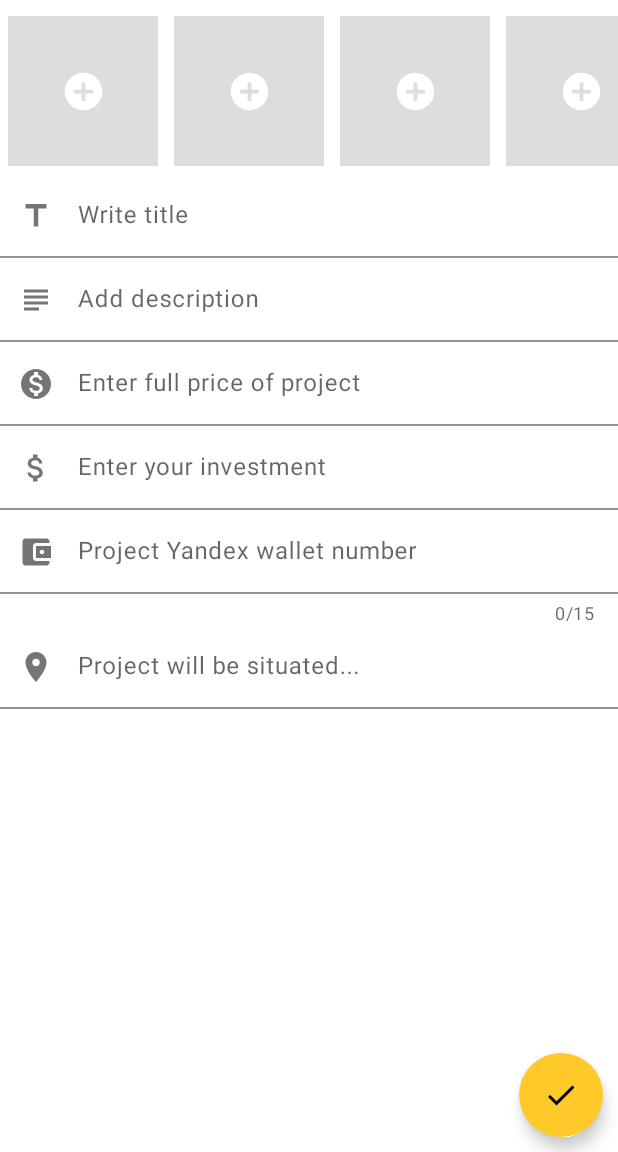
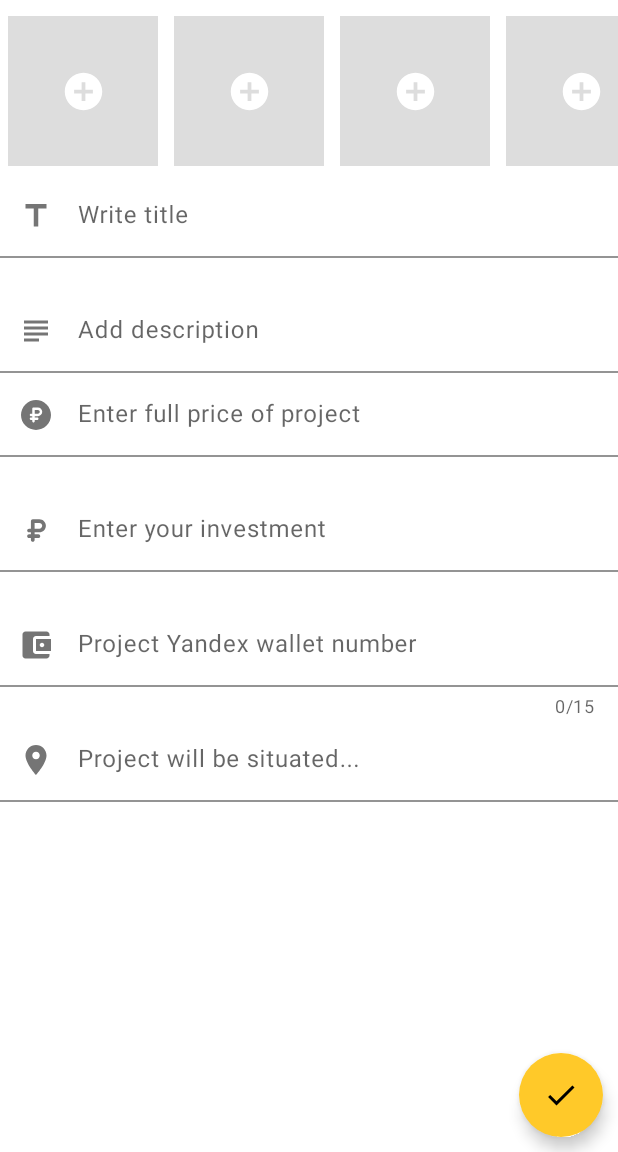
Before and after one commit to DenShlk/what, an Android app: the fragment CreateProjectFragment placed in its activity, on a phone screen of 412 x 824 dp, the part 84-1236 px from its top. Run offline under Robolectric (Android 15) with nearby library versions, the phone set to English and light mode, and no system bars; our stand-ins replace Firebase (no records; nobody signed in at launch, a user with empty details on screens opened directly); libraries missing offline, so code that uses them is left out: com.yandex.money, ru.yandex.money; 3 statements that could not run were skipped.

Commit message:
version 0.42
create fragment bugs fixed

```diff
--- a/app/src/main/java/com/hypersphere/what/fragments/CreateProjectFragment.java
+++ b/app/src/main/java/com/hypersphere/what/fragments/CreateProjectFragment.java
@@ -21,6 +21,8 @@ import android.os.Bundle;
 import android.view.LayoutInflater;
 import android.view.View;
 import android.view.ViewGroup;
+import android.widget.TextView;
+import android.widget.Toast;
 
 import androidx.annotation.NonNull;
 import androidx.annotation.Nullable;
@@ -29,7 +31,7 @@ import androidx.recyclerview.widget.LinearLayoutManager;
 import androidx.recyclerview.widget.RecyclerView;
 
 import com.google.android.material.floatingactionbutton.FloatingActionButton;
-import com.google.android.material.textfield.TextInputEditText;
+import com.google.android.material.textfield.TextInputLayout;
 import com.hypersphere.what.OnResultCallbackActivity;
 import com.hypersphere.what.R;
 import com.hypersphere.what.activities.LocationSelectActivity;
@@ -56,12 +58,12 @@ public class CreateProjectFragment extends Fragment {
 	private View mView;
 	private EditableGalleryRecyclerAdapter galleryAdapter;
 	private FloatingActionButton acceptButton;
-	private TextInputEditText locationInput;
-	private TextInputEditText titleInput;
-	private TextInputEditText descriptionInput;
-	private TextInputEditText moneyGoalInput;
-	private TextInputEditText moneyInvestInput;
-	private TextInputEditText moneyWalletInput;
+	private TextInputLayout locationInput;
+	private TextInputLayout titleInput;
+	private TextInputLayout descriptionInput;
+	private TextInputLayout moneyGoalInput;
+	private TextInputLayout moneyInvestInput;
+	private TextInputLayout moneyWalletInput;
 	private double longitude, latitude;
 
 	public CreateProjectFragment() {
@@ -86,12 +88,12 @@ public class CreateProjectFragment extends Fragment {
 		imageRecycler.setAdapter(galleryAdapter);
 
 		acceptButton = mView.findViewById(R.id.accept_button);
-		titleInput = mView.findViewById(R.id.title_edit_text);
-		descriptionInput = mView.findViewById(R.id.description_edit_text);
-		moneyGoalInput = mView.findViewById(R.id.money_goal_edit_text);
-		moneyInvestInput = mView.findViewById(R.id.money_investment_edit_text);
-		moneyWalletInput = mView.findViewById(R.id.money_wallet_edit_text);
-		locationInput = mView.findViewById(R.id.location_edit_text);
+		titleInput = mView.findViewById(R.id.title_edit_layout);
+		descriptionInput = mView.findViewById(R.id.description_edit_layout);
+		moneyGoalInput = mView.findViewById(R.id.money_goal_edit_layout);
+		moneyInvestInput = mView.findViewById(R.id.money_investment_edit_layout);
+		moneyWalletInput = mView.findViewById(R.id.money_wallet_edit_layout);
+		locationInput = mView.findViewById(R.id.location_edit_layout);
 		locationInput.setOnClickListener(v -> {
 			if (locationRequested)
 				return;
@@ -100,8 +102,8 @@ public class CreateProjectFragment extends Fragment {
 			locationInput.clearFocus();
 
 			Intent intent = new Intent(getActivity(), LocationSelectActivity.class);
-			if (locationInput.getText().length() > 0) {
-				intent.putExtra("lastAddress", locationInput.getText().toString());
+			if (locationInput.getEditText().getText().length() > 0) {
+				intent.putExtra("lastAddress", locationInput.getEditText().getText().toString());
 				intent.putExtra("lat", latitude);
 				intent.putExtra("lon", longitude);
 			}
@@ -118,52 +120,41 @@ public class CreateProjectFragment extends Fragment {
 						acceptButton.show();
 				});
 
-		mView.findViewById(R.id.accept_button).setOnClickListener(v -> {
+		View acceptButton = mView.findViewById(R.id.accept_button);
+		acceptButton.setOnClickListener(v -> {
+			if (isInputCorrect()) {
 				ProjectEntry project = new ProjectEntry(
 						"",
-					titleInput.getText().toString(),
-					descriptionInput.getText().toString(),
-					Double.parseDouble(moneyGoalInput.getText().toString()),
-					Double.parseDouble(moneyInvestInput.getText().toString()),
+						titleInput.getEditText().getText().toString(),
+						descriptionInput.getEditText().getText().toString(),
+						Double.parseDouble(moneyGoalInput.getEditText().getText().toString()),
+						Double.parseDouble(moneyInvestInput.getEditText().getText().toString()),
 						latitude,
 						longitude,
 						null,
 						CloudHelper.getCurUser().id,
-					moneyWalletInput.getText().toString()
+						moneyWalletInput.getEditText().getText().toString()
 				);
 
-			/*
-			final Dialog loadingDialog = new Dialog(getActivity(), android.R.style.Theme_Translucent);
-			loadingDialog.requestWindowFeature(Window.FEATURE_NO_TITLE);
-			loadingDialog.setCancelable(false);
-			loadingDialog.setContentView(R.layout.loading_dialog_layout);
-			ImageView imageView = loadingDialog.findViewById(R.id.loading_image_view);
-			Glide.with(getContext())
-					.load(R.drawable.loading_drawable)
-					.placeholder(R.drawable.loading_drawable)
-					.fitCenter()
-					.into(imageView);
-
-			loadingDialog.show();
-			*/
 				CloudHelper.newProject(project, galleryAdapter.getImages());
 
 				MainActivity activity = (MainActivity) getActivity();
 				activity.smoothNavigateTo(MainActivity.MainFragmentsEnum.Map);
 
 				clearFields();
+			}
 		});
 
 		//force to save state
 		setRetainInstance(true);
 		//restoring
 		if (savedInstanceState != null) {
-			titleInput.setText(savedInstanceState.getString("title"));
-			descriptionInput.setText(savedInstanceState.getString("description"));
-			moneyGoalInput.setText(savedInstanceState.getString("moneyGoal"));
-			moneyInvestInput.setText(savedInstanceState.getString("moneyInvest"));
-			moneyWalletInput.setText(savedInstanceState.getString("moneyWallet"));
-			locationInput.setText(savedInstanceState.getString("locationAddress"));
+			titleInput.getEditText().setText(savedInstanceState.getString("title"));
+			descriptionInput.getEditText().setText(savedInstanceState.getString("description"));
+			moneyGoalInput.getEditText().setText(savedInstanceState.getString("moneyGoal"));
+			moneyInvestInput.getEditText().setText(savedInstanceState.getString("moneyInvest"));
+			moneyWalletInput.getEditText().setText(savedInstanceState.getString("moneyWallet"));
+			locationInput.getEditText().setText(savedInstanceState.getString("locationAddress"));
 			latitude = savedInstanceState.getDouble("locationLatitude");
 			longitude = savedInstanceState.getDouble("locationLongitude");
 
@@ -175,19 +166,104 @@ public class CreateProjectFragment extends Fragment {
 			}
 		}
 
+		setInputErrorMessages();
+
 		return mView;
+	}
+
+	/**
+	 * Adds {@link android.widget.TextView.OnEditorActionListener} to input fields with
+	 * input-correctness check.
+	 */
+	private void setInputErrorMessages() {
+		//title check (>3 chars)
+		titleInput.getEditText().setOnEditorActionListener((v, actionId, event) -> {
+			if (titleInput.getEditText().getText().toString().isEmpty())
+				titleInput.setError(getString(R.string.create_error_at_least_3));
+			else
+				titleInput.setError(null);
+			return false;
+		});
+
+		//description can be empty (no checks)
+
+		//goal > invest
+		TextView.OnEditorActionListener moneyInputsChecker = (v, actionId, event) -> {
+			moneyInvestInput.setError(null);
+			moneyGoalInput.setError(null);
+
+			double investAmount = -1, goalAmount = -1;
+			try {
+				investAmount = Double.parseDouble(moneyInvestInput.getEditText().getText().toString());
+			} catch (NumberFormatException e) {
+				moneyInvestInput.setError(getString(R.string.create_error_fill_amount));
+			}
+			try {
+				goalAmount = Double.parseDouble(moneyGoalInput.getEditText().getText().toString());
+			} catch (NumberFormatException e) {
+				moneyGoalInput.setError(getString(R.string.create_error_fill_amount));
+			}
+
+			if (investAmount == -1 || goalAmount == -1)
+				return false;
+
+			if (goalAmount <= investAmount) {
+				moneyInvestInput.setError(getString(R.string.create_error_goal_bigger_invest));
+				moneyGoalInput.setError(getString(R.string.create_error_invest_smaller_goal));
+			}
+
+			return false;
+		};
+		moneyInvestInput.getEditText().setOnEditorActionListener(moneyInputsChecker);
+		moneyGoalInput.getEditText().setOnEditorActionListener(moneyInputsChecker);
+
+		//wallet id is 15 digits
+		moneyWalletInput.getEditText().setOnEditorActionListener((v, actionId, event) -> {
+			if (moneyWalletInput.getEditText().getText().length() != 15) {
+				moneyWalletInput.setError(getString(R.string.create_error_15_digits));
+			} else moneyWalletInput.setError(null);
+			return false;
+		});
+	}
+
+	/**
+	 * Checks is all fields of project is correct.
+	 * Firstly checks errors in text fields, then checks that location is entered and finally that
+	 * at gallery contains at least 1 image.
+	 *
+	 * @return
+	 */
+	private boolean isInputCorrect() {
+		boolean correct = true;
+
+		TextInputLayout[] textInputs = {titleInput, descriptionInput, moneyGoalInput, moneyInvestInput, moneyWalletInput};
+		for (TextInputLayout input : textInputs) {
+			if (input.getError() != null && !input.getError().toString().isEmpty()) correct = false;
+		}
+
+		//address don't entered
+		if (longitude == 0 || latitude == 0) {
+			locationInput.setError("Enter location");
+			correct = false;
+		}
+
+		if (galleryAdapter.getImages().size() == 0) {
+			Toast.makeText(getContext(), "You should add image", Toast.LENGTH_LONG).show();
+			correct = false;
+		}
+		return correct;
 	}
 
 	/**
 	 * Clears oll input data.
 	 */
 	private void clearFields() {
-		locationInput.setText("");
-		titleInput.setText("");
-		descriptionInput.setText("");
-		moneyGoalInput.setText("");
-		moneyInvestInput.setText("");
-		moneyWalletInput.setText("");
+		locationInput.getEditText().setText("");
+		titleInput.getEditText().setText("");
+		descriptionInput.getEditText().setText("");
+		moneyGoalInput.getEditText().setText("");
+		moneyInvestInput.getEditText().setText("");
+		moneyWalletInput.getEditText().setText("");
 		latitude = 0;
 		longitude = 0;
 	}
@@ -202,12 +278,12 @@ public class CreateProjectFragment extends Fragment {
 	public void onSaveInstanceState(@NonNull Bundle outState) {
 		super.onSaveInstanceState(outState);
 
-		outState.putString("title", titleInput.getText().toString());
-		outState.putString("description", descriptionInput.getText().toString());
-		outState.putString("moneyGoal", moneyGoalInput.getText().toString());
-		outState.putString("moneyInvest", moneyInvestInput.getText().toString());
-		outState.putString("moneyWallet", moneyWalletInput.getText().toString());
-		outState.putString("locationAddress", locationInput.getText().toString());
+		outState.putString("title", titleInput.getEditText().getText().toString());
+		outState.putString("description", descriptionInput.getEditText().getText().toString());
+		outState.putString("moneyGoal", moneyGoalInput.getEditText().getText().toString());
+		outState.putString("moneyInvest", moneyInvestInput.getEditText().getText().toString());
+		outState.putString("moneyWallet", moneyWalletInput.getEditText().getText().toString());
+		outState.putString("locationAddress", locationInput.getEditText().getText().toString());
 		outState.putDouble("locationLatitude", latitude);
 		outState.putDouble("locationLongitude", longitude);
 
@@ -220,7 +296,8 @@ public class CreateProjectFragment extends Fragment {
 	}
 
 	/**
-	 * Grabs result from {@link LocationSelectActivity}.
+	 * Grabs result from {@link LocationSelectActivity}. If location is gotten clears
+	 * locationInput's error.
 	 *
 	 * @param requestCode
 	 * @param resultCode
@@ -232,9 +309,10 @@ public class CreateProjectFragment extends Fragment {
 
 		if (requestCode == REQUEST_LOCATION) {
 			if (resultCode == Activity.RESULT_OK) {
-				locationInput.setText(data.getStringExtra("address"));
+				locationInput.getEditText().setText(data.getStringExtra("address"));
 				latitude = data.getDoubleExtra("lat", 0);
 				longitude = data.getDoubleExtra("lon", 0);
+				locationInput.setError(null);
 			}
 			locationRequested = false;
 		}
--- a/app/src/main/java/com/hypersphere/what/views/adapters/ProjectCardAdapter.java
+++ b/app/src/main/java/com/hypersphere/what/views/adapters/ProjectCardAdapter.java
@@ -124,6 +124,7 @@ public class ProjectCardAdapter extends RecyclerView.Adapter<ProjectCardAdapter.
 
 			progressText.setText(ProjectEntry.getProgressString(project.donationsCollected, project.donationsGoal));
 
+			if (project.images.size() > 0) {
 				CloudHelper.loadImage(project.images.get(0), new CloudHelper.OnDownloadListener<Bitmap>() {
 					@Override
 					public void onComplete(Bitmap data) {
@@ -131,8 +132,10 @@ public class ProjectCardAdapter extends RecyclerView.Adapter<ProjectCardAdapter.
 					}
 
 					@Override
-				public void onCancel() {}
+					public void onCancel() {
+					}
 				});
+			}
 		}
 	}
 
--- /dev/null
+++ b/app/src/main/res/drawable/ic_attach_money_ruble_black_30dp.xml
@@ -0,0 +1,24 @@
+<!--
+  ~ Copyright 2020 Denis Shulakov
+  ~
+  ~ Licensed under the Apache License, Version 2.0 (the "License"); you may not use this file except in
+  ~ compliance with the License. You may obtain a copy of the License at
+  ~
+  ~ http://www.apache.org/licenses/LICENSE-2.0
+  ~
+  ~ Unless required by applicable law or agreed to in writing, software distributed under the License
+  ~ is distributed on an "AS IS" BASIS, WITHOUT WARRANTIES OR CONDITIONS OF ANY KIND, either express
+  ~ or implied. See the License for the specific language governing permissions and limitations under
+  ~ the License.
+  -->
+
+<vector android:autoMirrored="true"
+    android:height="30dp"
+    android:viewportHeight="511.449"
+    android:viewportWidth="511.449"
+    android:width="30dp"
+    xmlns:android="http://schemas.android.com/apk/res/android">
+    <path
+        android:fillColor="#FF000000"
+        android:pathData="M288,277c41,0 74.4,-33.4 74.4,-74.4c0,-41 -33.4,-74.4 -74.4,-74.4h-74.7c-11.6,0 -21,9.4 -21,21V235h-21.7c-11.6,0 -21,9.4 -21,21c0,11.6 9.4,21 21,21h21.7v22h-21.7c-11.6,0 -21,9.4 -21,21s9.4,21 21,21h21.7v21.7c0,11.6 9.4,21 21,21c11.6,0 21,-9.4 21,-21v-21.7h43c11.6,0 21,-9.4 21,-21s-9.4,-21 -21,-21h-43v-22H288zM234.3,170.2H288c17.8,0 32.4,14.5 32.4,32.4c0,17.8 -14.5,32.4 -32.4,32.4h-53.7V170.2z" />
+</vector>
--- /dev/null
+++ b/app/src/main/res/drawable/ic_monetization_on_ruble_black_20dp.xml
@@ -0,0 +1,27 @@
+<!--
+  ~ Copyright 2020 Denis Shulakov
+  ~
+  ~ Licensed under the Apache License, Version 2.0 (the "License"); you may not use this file except in
+  ~ compliance with the License. You may obtain a copy of the License at
+  ~
+  ~ http://www.apache.org/licenses/LICENSE-2.0
+  ~
+  ~ Unless required by applicable law or agreed to in writing, software distributed under the License
+  ~ is distributed on an "AS IS" BASIS, WITHOUT WARRANTIES OR CONDITIONS OF ANY KIND, either express
+  ~ or implied. See the License for the specific language governing permissions and limitations under
+  ~ the License.
+  -->
+
+<vector android:autoMirrored="true"
+    android:height="20dp"
+    android:viewportHeight="511.449"
+    android:viewportWidth="511.449"
+    android:width="20dp"
+    xmlns:android="http://schemas.android.com/apk/res/android">
+    <path
+        android:fillColor="#FF000000"
+        android:pathData="m287.724,170.058h-53.667v64.667h53.667c17.828,0 32.333,-14.505 32.333,-32.333s-14.504,-32.334 -32.333,-32.334z" />
+    <path
+        android:fillColor="#FF000000"
+        android:pathData="m436.508,74.941c-99.913,-99.913 -261.639,-99.928 -361.566,0 -99.914,99.912 -99.93,261.64 0,361.567 99.913,99.913 261.639,99.928 361.566,0 99.913,-99.912 99.929,-261.64 0,-361.567zM287.724,276.724h-53.667v22h43c11.598,0 21,9.402 21,21s-9.402,21 -21,21h-43v21.667c0,11.598 -9.402,21 -21,21s-21,-9.402 -21,-21v-21.667h-21.666c-11.598,0 -21,-9.402 -21,-21s9.402,-21 21,-21h21.666v-22h-21.666c-11.598,0 -21,-9.402 -21,-21s9.402,-21 21,-21h21.666v-85.667c0,-11.598 9.402,-21 21,-21h74.667c40.987,0 74.333,33.346 74.333,74.333 0,40.989 -33.345,74.334 -74.333,74.334z" />
+</vector>
--- a/app/src/main/res/layout/fragment_create_project.xml
+++ b/app/src/main/res/layout/fragment_create_project.xml
@@ -41,12 +41,13 @@
 
                 <com.google.android.material.textfield.TextInputLayout
                     style="@style/Widget.What.TextInput.FilledBox"
+                    android:id="@+id/title_edit_layout"
                     android:layout_width="match_parent"
                     android:layout_height="wrap_content"
+                    app:errorEnabled="true"
                     app:startIconDrawable="@drawable/ic_title_black_24dp">
 
                     <com.google.android.material.textfield.TextInputEditText
-                        android:id="@+id/title_edit_text"
                         style="@style/TextAppearance.MaterialComponents.Body1"
                         android:layout_width="match_parent"
                         android:layout_height="wrap_content"
@@ -60,12 +61,12 @@
 
                 <com.google.android.material.textfield.TextInputLayout
                     style="@style/Widget.What.TextInput.FilledBox"
+                    android:id="@+id/description_edit_layout"
                     android:layout_width="match_parent"
                     android:layout_height="wrap_content"
                     app:startIconDrawable="@drawable/ic_subject_black_24dp">
 
                     <com.google.android.material.textfield.TextInputEditText
-                        android:id="@+id/description_edit_text"
                         style="@style/TextAppearance.MaterialComponents.Body1"
                         android:layout_width="match_parent"
                         android:layout_height="wrap_content"
@@ -78,12 +79,13 @@
 
                 <com.google.android.material.textfield.TextInputLayout
                     style="@style/Widget.What.TextInput.FilledBox"
+                    android:id="@+id/money_goal_edit_layout"
                     android:layout_width="match_parent"
                     android:layout_height="wrap_content"
-                    app:startIconDrawable="@drawable/ic_monetization_on_black_24dp">
+                    app:errorEnabled="true"
+                    app:startIconDrawable="@drawable/ic_monetization_on_ruble_black_20dp">
 
                     <com.google.android.material.textfield.TextInputEditText
-                        android:id="@+id/money_goal_edit_text"
                         style="@style/TextAppearance.MaterialComponents.Body1"
                         android:layout_width="match_parent"
                         android:layout_height="wrap_content"
@@ -91,18 +93,19 @@
                         android:hint="@string/create_enter_full_price_of_project"
                         android:inputType="numberDecimal"
                         android:maxLines="1"
-                        android:paddingHorizontal="5dp"/>
+                        android:paddingHorizontal="5dp" />
 
                 </com.google.android.material.textfield.TextInputLayout>
 
                 <com.google.android.material.textfield.TextInputLayout
                     style="@style/Widget.What.TextInput.FilledBox"
+                    android:id="@+id/money_investment_edit_layout"
                     android:layout_width="match_parent"
                     android:layout_height="wrap_content"
-                    app:startIconDrawable="@drawable/ic_attach_money_black_24dp">
+                    app:errorEnabled="true"
+                    app:startIconDrawable="@drawable/ic_attach_money_ruble_black_30dp">
 
                     <com.google.android.material.textfield.TextInputEditText
-                        android:id="@+id/money_investment_edit_text"
                         style="@style/TextAppearance.MaterialComponents.Body1"
                         android:layout_width="match_parent"
                         android:layout_height="wrap_content"
@@ -110,12 +113,13 @@
                         android:hint="@string/create_enter_your_investment"
                         android:inputType="numberDecimal"
                         android:maxLines="1"
-                        android:paddingHorizontal="5dp"/>
+                        android:paddingHorizontal="5dp" />
 
                 </com.google.android.material.textfield.TextInputLayout>
 
                 <com.google.android.material.textfield.TextInputLayout
                     style="@style/Widget.What.TextInput.FilledBox"
+                    android:id="@+id/money_wallet_edit_layout"
                     android:layout_width="match_parent"
                     android:layout_height="wrap_content"
                     app:startIconDrawable="@drawable/ic_account_balance_wallet_black_24dp"
@@ -123,7 +127,6 @@
                     app:counterEnabled="true">
 
                     <com.google.android.material.textfield.TextInputEditText
-                        android:id="@+id/money_wallet_edit_text"
                         style="@style/TextAppearance.MaterialComponents.Body1"
                         android:layout_width="match_parent"
                         android:layout_height="wrap_content"
@@ -137,14 +140,15 @@
 
                 <com.google.android.material.textfield.TextInputLayout
                     style="@style/Widget.What.TextInput.FilledBox"
+                    android:id="@+id/location_edit_layout"
                     android:layout_width="match_parent"
                     android:layout_height="wrap_content"
                     app:startIconDrawable="@drawable/ic_location_on_black_24dp"
                     android:focusable="false"
-                    android:longClickable="false">
+                    android:longClickable="false"
+                    app:errorEnabled="true">
 
                     <com.google.android.material.textfield.TextInputEditText
-                        android:id="@+id/location_edit_text"
                         style="@style/TextAppearance.MaterialComponents.Body1"
                         android:layout_width="match_parent"
                         android:layout_height="wrap_content"
@@ -157,10 +161,6 @@
                         android:cursorVisible="false"/>
 
                 </com.google.android.material.textfield.TextInputLayout>
-
-                <View
-                    android:layout_width="match_parent"
-                    android:layout_height="100dp" />
 
             </LinearLayout>
 
--- a/app/src/main/res/values/strings.xml
+++ b/app/src/main/res/values/strings.xml
@@ -67,6 +67,12 @@
     <string name="create_project_yandex_wallet_number">Project Yandex wallet number</string>
     <string name="create_project_will_be_situated">Project will be situated...</string>
     <string name="create_uploading">Uploading...</string>
+    <!--create fragment error text-->
+    <string name="create_error_at_least_3">At least 3 chars</string>
+    <string name="create_error_fill_amount">Fill amount</string>
+    <string name="create_error_goal_bigger_invest">Goal must be bigger than invest</string>
+    <string name="create_error_invest_smaller_goal">Invest must be smaller than goal</string>
+    <string name="create_error_15_digits">Number consists from 15 digits</string>
 
     <!--profile fragment-->
     <string name="profile_my_active_projects">My active projects:</string>
@@ -97,6 +103,6 @@
     <string name="redact_image_delete_image">Delete image</string>
 
     <!--change avatar dialog in profile fragment-->
-    <string name="profile_dialog_change_avatar">Change avatar</string>
+    <string name="profile_dialog_change_avatar">Change avatar</string>>
 
 </resources>
```
Also changed, not shown: app/build.gradle (+4 -6 lines), app/src/main/AndroidManifest.xml (+7 -20 lines). Lines whose indentation alone changed are shown as unchanged.
